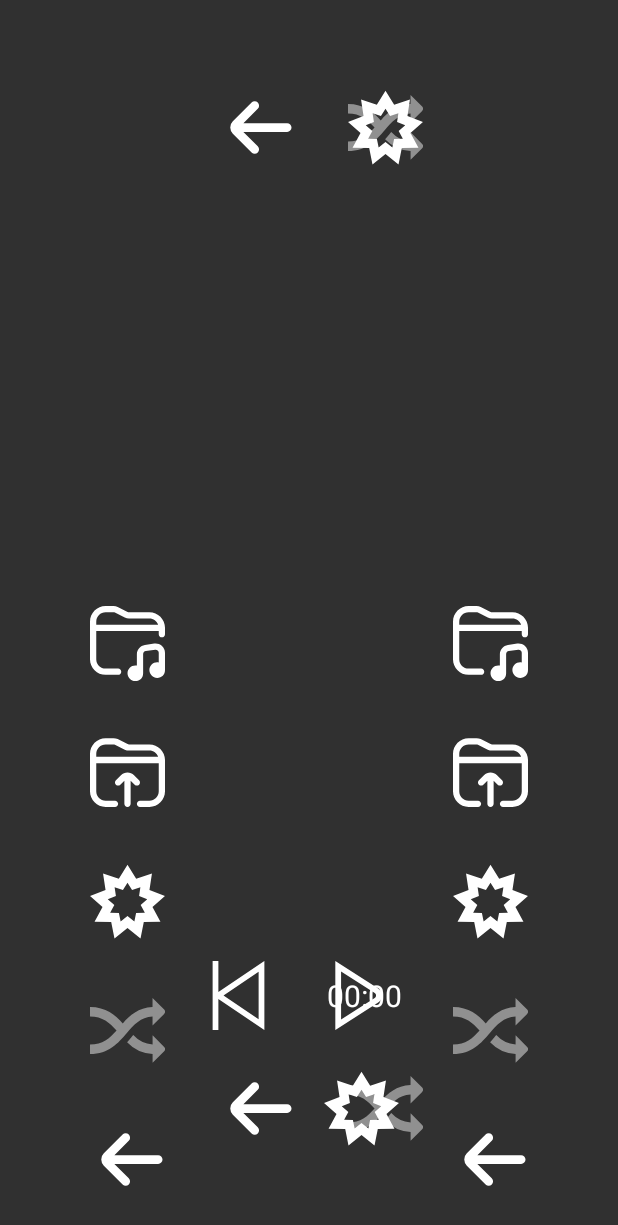
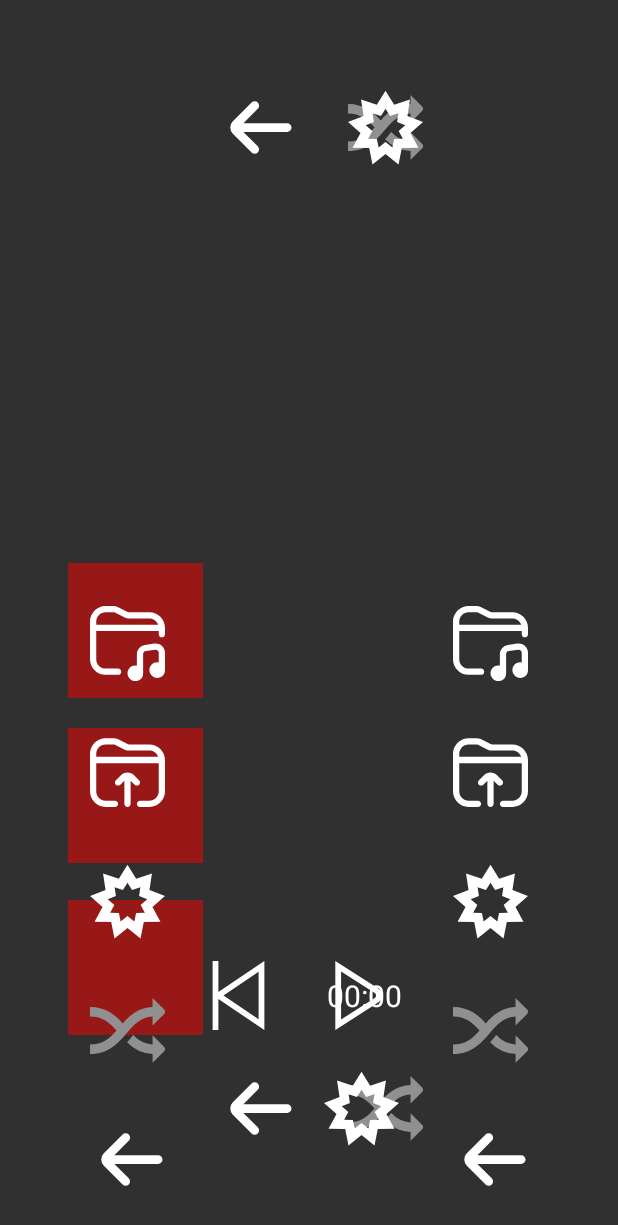
Before and after one commit to rbwsok/RTPlayer, an Android app: the layout activity_main.xml on its own in the app's theme, with its tools: preview values and no code run, on a phone screen of 412 x 824 dp. Shown: the top 1225 px of the screen. Run offline under Robolectric (Android 15) with nearby library versions, the phone set to English and light mode, and no system bars.

Commit message:
Второй релиз

```diff
--- a/rtplayer/src/main/java/su/rbws/rtplayer/RTApplication.java
+++ b/rtplayer/src/main/java/su/rbws/rtplayer/RTApplication.java
@@ -37,5 +37,5 @@ public class RTApplication extends Application {
         globalData = new GlobalData();
     }
 
-    public static final String version = "1.0.1528";
+    public static final String version = "1.0.1539";
 }
--- a/rtplayer/src/main/java/su/rbws/rtplayer/preference/DataBasePreferences.java
+++ b/rtplayer/src/main/java/su/rbws/rtplayer/preference/DataBasePreferences.java
@@ -199,7 +199,7 @@ public class DataBasePreferences extends DataBaseAbstract {
         // Действие при прерывании воспроизведения (задний ход, навигация и т.д.)
         item = new PreferenceItem();
         item.name = PREFERENCE_NAME_INTERRUPT_ACTION;
-        item.defaultValue = "1";
+        item.defaultValue = "2";
         item.preferenceType = PreferenceValueType.ptInterruptAction;
         item.isShow = true;
         item.title = RTApplication.getContext().getString(R.string.interrupt_action);
--- a/rtplayer/src/main/res/layout/activity_main.xml
+++ b/rtplayer/src/main/res/layout/activity_main.xml
@@ -7,6 +7,36 @@
     android:layout_height="match_parent"
     android:theme="@style/Theme.RTPlayer"
     tools:context=".MainActivity">
+
+    <ImageView
+        android:id="@+id/button_standart_music"
+        android:layout_width="90dp"
+        android:layout_height="90dp"
+        android:layout_marginStart="45dp"
+        android:layout_marginTop="375dp"
+        android:src="@color/button_transparent"
+        app:layout_constraintStart_toStartOf="parent"
+        app:layout_constraintTop_toTopOf="parent" />
+
+    <ImageView
+        android:id="@+id/button_standart_telephone"
+        android:layout_width="90dp"
+        android:layout_height="90dp"
+        android:layout_marginStart="45dp"
+        android:layout_marginTop="485dp"
+        android:src="@color/button_transparent"
+        app:layout_constraintStart_toStartOf="parent"
+        app:layout_constraintTop_toTopOf="parent" />
+
+    <ImageView
+        android:id="@+id/button_standart_home"
+        android:layout_width="90dp"
+        android:layout_height="90dp"
+        android:layout_marginStart="45dp"
+        android:layout_marginTop="600dp"
+        android:src="@color/button_transparent"
+        app:layout_constraintStart_toStartOf="parent"
+        app:layout_constraintTop_toTopOf="parent" />
 
     <LinearLayout
         android:layout_width="match_parent"
--- a/rtplayer/src/main/res/values/colors.xml
+++ b/rtplayer/src/main/res/values/colors.xml
@@ -13,4 +13,5 @@
     <color name="FontColor">#FFF0F0F0</color>
     <color name="FontColorDark">#FF909090</color>
     <color name="FontColorDark2">#FFC0C0C0</color>
+    <color name="button_transparent">#80FF0000</color>
 </resources>
--- a/rtplayer/src/main/res/values/strings.xml
+++ b/rtplayer/src/main/res/values/strings.xml
@@ -37,7 +37,7 @@
     <string name="bottom_space">Отступ снизу</string>
     <string name="max_depth_recent">Количество неповторяемых композиций при случайном воспроизведении</string>
     <string name="interrupt_action">Действие при прерывании воспроизведения (задний ход, навигация и т.д.)</string>
-    <string name="remap_keys">Переназначение клавиш</string>
+    <string name="remap_keys">Переназначение клавиш (не работает)</string>
     <string name="set_defaults">Настройки по умолчанию</string>
     <string name="location">Расположение:</string>
     <string name="delete">Удалить</string>
```
Also changed, not shown: rtplayer/src/main/java/su/rbws/rtplayer/MainActivity.java (+78 -38 lines), rtplayer/src/main/res/drawable/background_1920.webp, 8 other files.
